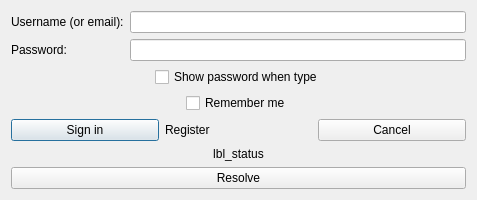
First picture: the form in hub/forms/DlgLogin.ui, repository subutai-io/control-center, before the edit.
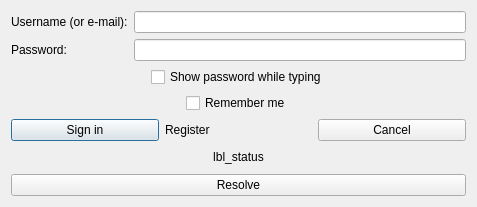
Second picture: the form after the edit. Icons and pictures are not drawn.

```diff
--- a/hub/forms/DlgLogin.ui
+++ b/hub/forms/DlgLogin.ui
@@ -7,7 +7,7 @@
     <x>0</x>
     <y>0</y>
     <width>477</width>
-    <height>196</height>
+    <height>207</height>
    </rect>
   </property>
   <property name="windowTitle">
@@ -50,7 +50,7 @@
        <item row="0" column="0">
         <widget class="QLabel" name="lbl_login">
          <property name="text">
-          <string>Username (or email):</string>
+          <string>&lt;html&gt;&lt;head/&gt;&lt;body&gt;&lt;p&gt;Username (or e-mail):&lt;/p&gt;&lt;/body&gt;&lt;/html&gt;</string>
          </property>
         </widget>
        </item>
@@ -104,7 +104,7 @@
        <item row="0" column="1">
         <widget class="QCheckBox" name="cb_show_pass">
          <property name="text">
-          <string>Show password when type</string>
+          <string>Show password while typing</string>
          </property>
         </widget>
        </item>
```
